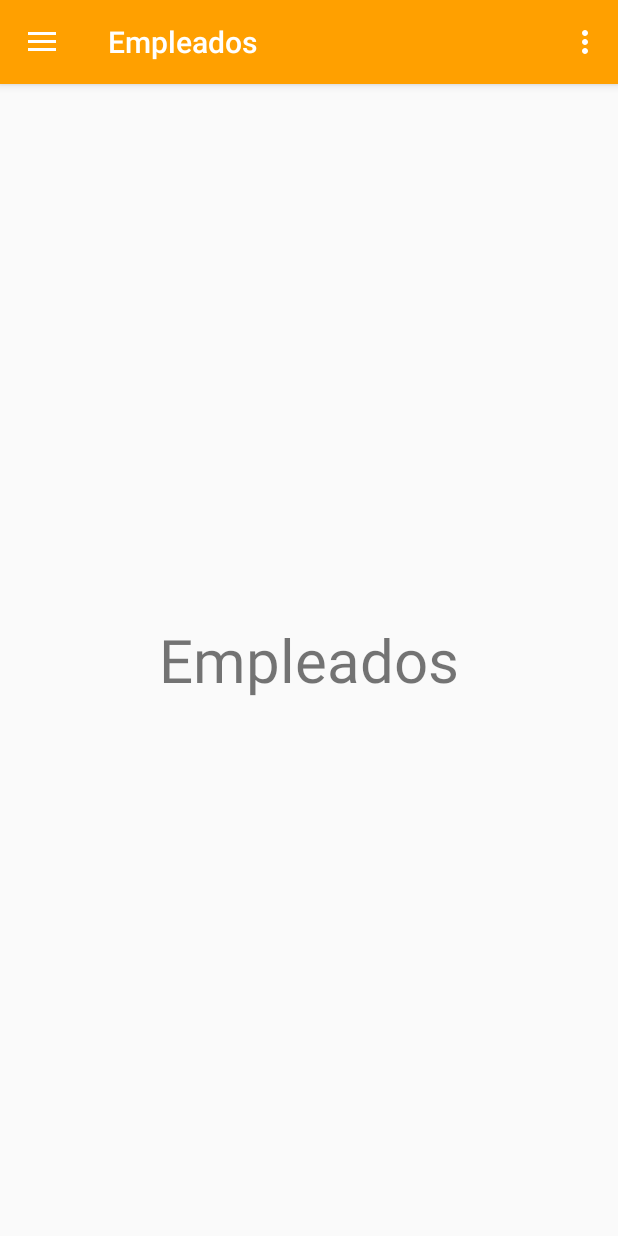
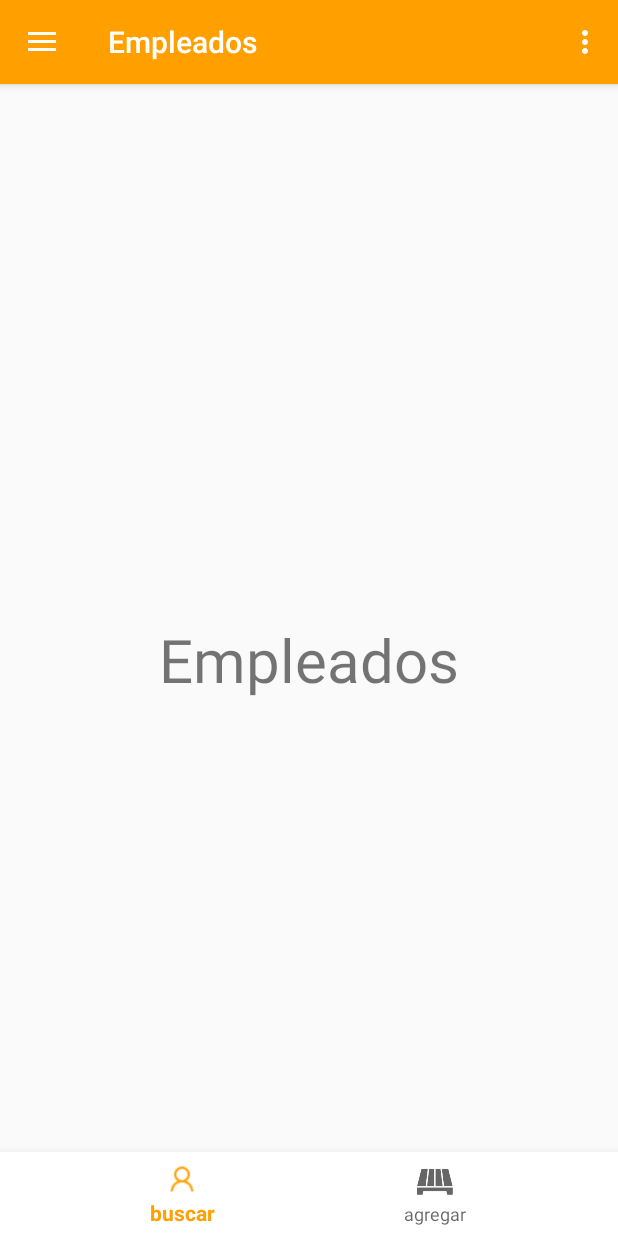
Before and after one commit to AzaelMoraless/YurtaApp, an Android app: the HomeActivity screen opened directly, with no data from a screen before it, in the side drawer, after a tap on "Empleados", on a phone screen of 412 x 824 dp. Run offline under Robolectric (Android 15) with nearby library versions, the phone set to English and light mode, and no system bars; Roboto replaces fonts that are not available here.

Commit message:
actualizacion modulo empleados

```diff
--- a/app/src/main/java/mx/com/azaelmorales/yurtaapp/EmpleadosFragment.java
+++ b/app/src/main/java/mx/com/azaelmorales/yurtaapp/EmpleadosFragment.java
@@ -3,18 +3,46 @@ package mx.com.azaelmorales.yurtaapp;
 import android.content.Context;
 import android.net.Uri;
 import android.os.Bundle;
+import android.support.annotation.NonNull;
+import android.support.design.widget.BottomNavigationView;
 import android.support.v4.app.Fragment;
+import android.support.v4.app.FragmentManager;
 import android.view.LayoutInflater;
+import android.view.MenuItem;
 import android.view.View;
 import android.view.ViewGroup;
-
+import android.widget.TextView;
 
 
 public class EmpleadosFragment extends Fragment {
+    private BottomNavigationView bottomNavigationView;
+    private TextView txt_empleados;
+
     @Override
     public View onCreateView(LayoutInflater inflater, ViewGroup container,
                              Bundle savedInstanceState) {
-        // Inflate the layout for this fragment
-        return inflater.inflate(R.layout.fragment_empleados, container, false);
+
+        View view = inflater.inflate(R.layout.fragment_empleados, container, false);
+        txt_empleados = (TextView) view.findViewById(R.id.txt_empleados);
+        bottomNavigationView = (BottomNavigationView) view.findViewById(R.id.bottom_navigation_empleados);
+
+        bottomNavigationView.setOnNavigationItemSelectedListener(new BottomNavigationView.OnNavigationItemSelectedListener() {
+            @Override
+            public boolean onNavigationItemSelected(@NonNull MenuItem item) {
+                FragmentManager fragmentManager= getActivity().getSupportFragmentManager();
+
+                int id = item.getItemId();
+                if(id==R.id.buscar_empleado){
+                    txt_empleados.setText("Buscar empleado");
+
+                }else if(id==R.id.agregar_empleado){
+
+                    fragmentManager.beginTransaction().replace(R.id.contenedor, new EmpleadosAgregarFragment()).addToBackStack(null).commit();
+                    //getSupportActionBar().setTitle("Obras");
+                }
+                return false;
+            }
+        });
+        return view;
     }
 }
--- a/app/src/main/java/mx/com/azaelmorales/yurtaapp/MainActivity.java
+++ b/app/src/main/java/mx/com/azaelmorales/yurtaapp/MainActivity.java
@@ -18,7 +18,6 @@ public class MainActivity extends AppCompatActivity {
         btnLogin = (Button) findViewById(R.id.btn_start);
         setRequestedOrientation(SCREEN_ORIENTATION_PORTRAIT);
     }
-
     public void clickStart(View v){
         Intent home_activity = new Intent(getApplicationContext(),HomeActivity.class);
         finish();
--- a/app/src/main/java/mx/com/azaelmorales/yurtaapp/ObrasFragment.java
+++ b/app/src/main/java/mx/com/azaelmorales/yurtaapp/ObrasFragment.java
@@ -12,6 +12,7 @@ import android.view.ViewGroup;
 
 
 public class ObrasFragment extends Fragment {
+
     @Override
     public View onCreateView(LayoutInflater inflater, ViewGroup container,
                              Bundle savedInstanceState) {
--- a/app/src/main/res/layout/activity_main.xml
+++ b/app/src/main/res/layout/activity_main.xml
@@ -37,7 +37,7 @@
                 android:layout_width="match_parent"
                 android:layout_height="wrap_content"
                 android:hint="usuario"
-                android:drawableLeft="@drawable/ic_user"
+                android:drawableStart="@drawable/user"
                 android:inputType="text"/>
         </android.support.design.widget.TextInputLayout>
 
@@ -53,8 +53,8 @@
                 android:layout_width="match_parent"
                 android:layout_height="wrap_content"
                 android:hint="contraseña"
-                android:drawableStart="@drawable/ic_password"
-                android:inputType="textPassword"/>
+                android:drawableStart="@drawable/pass"
+                android:inputType="textPassword" />
         </android.support.design.widget.TextInputLayout>
 
         <Button
--- a/app/src/main/res/layout/fragment_empleados.xml
+++ b/app/src/main/res/layout/fragment_empleados.xml
@@ -1,16 +1,31 @@
 <?xml version="1.0" encoding="utf-8"?>
-<FrameLayout xmlns:android="http://schemas.android.com/apk/res/android"
+<android.support.design.widget.CoordinatorLayout xmlns:android="http://schemas.android.com/apk/res/android"
     xmlns:tools="http://schemas.android.com/tools"
     android:layout_width="match_parent"
     android:layout_height="match_parent"
+    xmlns:desing="http://schemas.android.com/apk/res-auto"
     tools:context=".EmpleadosFragment">
 
     <!-- TODO: Update blank fragment layout -->
     <TextView
+        android:id="@+id/txt_empleados"
         android:layout_width="match_parent"
         android:layout_height="match_parent"
         android:text="Empleados"
         android:gravity="center"
         android:textSize="40dp"/>
 
-</FrameLayout>
+
+
+        <android.support.design.widget.BottomNavigationView
+            android:background="@android:color/white"
+            android:id="@+id/bottom_navigation_empleados"
+            android:layout_width="match_parent"
+            android:layout_height="wrap_content"
+            desing:menu="@menu/menu_navigation_empleados"
+            android:layout_gravity="bottom"/>
+
+
+
+
+</android.support.design.widget.CoordinatorLayout >
--- /dev/null
+++ b/app/src/main/res/menu/menu_navigation_empleados.xml
@@ -0,0 +1,14 @@
+<?xml version="1.0" encoding="utf-8"?>
+<menu xmlns:android="http://schemas.android.com/apk/res/android">
+    <item
+        android:id="@+id/buscar_empleado"
+        android:title="buscar"
+        android:icon="@drawable/user"
+        />
+
+    <item
+        android:id="@+id/agregar_empleado"
+        android:title="agregar"
+        android:icon="@drawable/ic_almacen"
+        />
+</menu>
--- a/app/src/main/res/values/dimens.xml
+++ b/app/src/main/res/values/dimens.xml
@@ -7,4 +7,8 @@
     <dimen name="nav_header_vertical_margin">16dp</dimen>
     <dimen name="nav_header_height">176dp</dimen>
     <dimen name="fab_margin">16dp</dimen>
+
+    <dimen name="fragment_horizontal_margin">30dp</dimen>
+    <dimen name="fragment_vertical_margin">40dp</dimen>
+
 </resources>
```
Also changed, not shown: app/src/main/java/mx/com/azaelmorales/yurtaapp/EmpleadosAgregarFragment.java (added, +26 -0 lines), app/src/main/java/mx/com/azaelmorales/yurtaapp/HomeActivity.java (+10 -8 lines), app/src/main/res/drawable/shadow.xml (added, +8 -0 lines), app/src/main/res/layout/fragment_empleados_agregar.xml (added, +141 -0 lines), app/src/main/ic_launcher-web.png, app/src/main/res/drawable/pass.png (added), app/src/main/res/drawable/user.png (added), app/src/main/res/mipmap-hdpi/ic_launcher.png, app/src/main/res/mipmap-mdpi/ic_launcher.png, app/src/main/res/mipmap-xhdpi/ic_launcher.png, app/src/main/res/mipmap-xxhdpi/ic_launcher.png, app/src/main/res/mipmap-xxxhdpi/ic_launcher.png.
